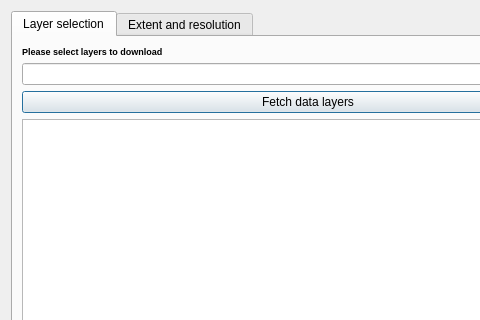
Old version of the form geocubes_plugin_dialog_base.ui in the repository geoportti/GeoCubes-Finland-QGIS-Plugin; both pictures show x 0 to 480 and y 0 to 320 of the 616 by 757 pixel window.
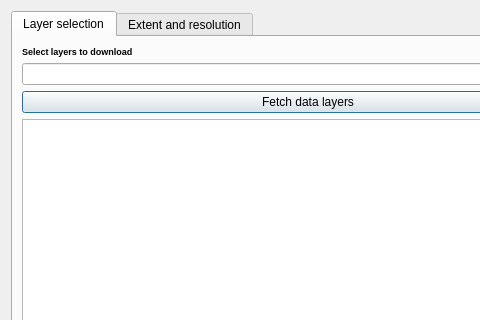
New version of the form. The open tabs and pages were chosen to show the change. Custom widgets are drawn as their Qt base class.

Commit message: Area selection from map works.

Patch:
```diff
--- a/geocubes_plugin_dialog_base.ui
+++ b/geocubes_plugin_dialog_base.ui
@@ -47,7 +47,7 @@
               </font>
              </property>
              <property name="text">
-              <string>Please select layers to download</string>
+              <string>Select layers to download</string>
              </property>
             </widget>
            </item>
```
Left out of the diff: 2 changed lines with no effect on the pictures. The commit also changes 1 other file.
